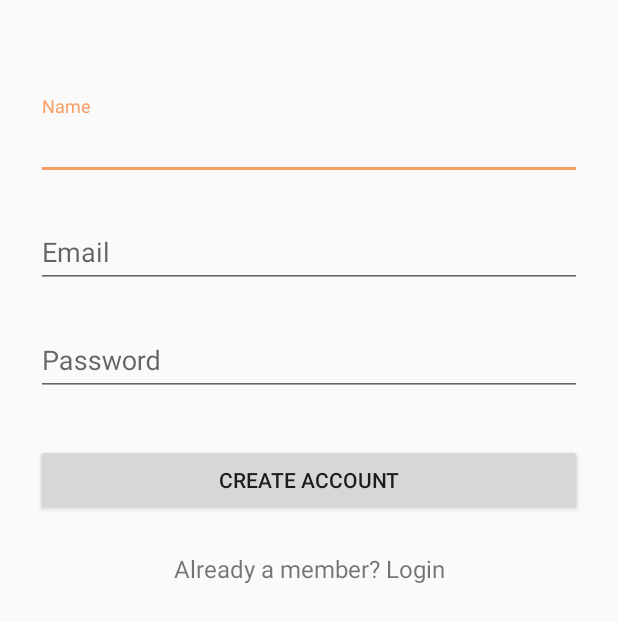
After one commit to lendale/Equipt, an Android app: the SignupActivity screen opened directly, with no data from a screen before it, on a phone screen of 412 x 824 dp. The commit adds this screen. Shown: the top 622 px of the screen. Run offline under Robolectric (Android 15) with nearby library versions, the phone set to English and light mode, and no system bars.

Commit message:
*Added SignupActivity and layout

```diff
--- a/app/src/main/AndroidManifest.xml
+++ b/app/src/main/AndroidManifest.xml
@@ -50,6 +50,7 @@
                 android:name="android.support.PARENT_ACTIVITY"
                 android:value="com.acg.equipt.MainActivity" />
         </activity>
+        <activity android:name=".SignupActivity"></activity>
     </application>
 
 </manifest>
--- a/app/src/main/java/com/acg/equipt/MainActivity.java
+++ b/app/src/main/java/com/acg/equipt/MainActivity.java
@@ -28,7 +28,7 @@
 
         final Intent mapIntent = new Intent(this, MapsActivity.class);
 
-        FloatingActionButton fab = (FloatingActionButton) findViewById(R.id.fab);
+        FloatingActionButton fab = (FloatingActionButton) findViewById(R.id.fab_map);
         fab.setOnClickListener(new View.OnClickListener() {
             @Override
             public void onClick(View view) {
--- /dev/null
+++ b/app/src/main/java/com/acg/equipt/SignupActivity.java
@@ -0,0 +1,13 @@
+package com.acg.equipt;
+
+import android.os.Bundle;
+import android.support.v7.app.AppCompatActivity;
+
+public class SignupActivity extends AppCompatActivity {
+
+    @Override
+    protected void onCreate(Bundle savedInstanceState) {
+        super.onCreate(savedInstanceState);
+        setContentView(R.layout.activity_signup);
+    }
+}
--- /dev/null
+++ b/app/src/main/res/layout/activity_signup.xml
@@ -0,0 +1,86 @@
+<?xml version="1.0" encoding="utf-8"?>
+<ScrollView xmlns:android="http://schemas.android.com/apk/res/android"
+    android:layout_width="fill_parent"
+    android:layout_height="fill_parent"
+    android:fitsSystemWindows="true">
+
+    <LinearLayout
+        android:layout_width="match_parent"
+        android:layout_height="wrap_content"
+        android:orientation="vertical"
+        android:paddingLeft="24dp"
+        android:paddingRight="24dp"
+        android:paddingTop="56dp">
+
+        <!--<ImageView android:src="@drawable/logo"-->
+        <!--android:layout_width="wrap_content"-->
+        <!--android:layout_height="72dp"-->
+        <!--android:layout_marginBottom="24dp"-->
+        <!--android:layout_gravity="center_horizontal" />-->
+
+        <!-- Name Label -->
+        <android.support.design.widget.TextInputLayout
+            android:layout_width="match_parent"
+            android:layout_height="wrap_content"
+            android:layout_marginBottom="8dp"
+            android:layout_marginTop="8dp">
+
+            <EditText
+                android:id="@+id/et_name"
+                android:layout_width="match_parent"
+                android:layout_height="wrap_content"
+                android:hint="Name"
+                android:inputType="textCapWords" />
+        </android.support.design.widget.TextInputLayout>
+
+        <!--  Email Label -->
+        <android.support.design.widget.TextInputLayout
+            android:layout_width="match_parent"
+            android:layout_height="wrap_content"
+            android:layout_marginBottom="8dp"
+            android:layout_marginTop="8dp">
+
+            <EditText
+                android:id="@+id/et_email"
+                android:layout_width="match_parent"
+                android:layout_height="wrap_content"
+                android:hint="Email"
+                android:inputType="textEmailAddress" />
+        </android.support.design.widget.TextInputLayout>
+
+        <!-- Password Label -->
+        <android.support.design.widget.TextInputLayout
+            android:layout_width="match_parent"
+            android:layout_height="wrap_content"
+            android:layout_marginBottom="8dp"
+            android:layout_marginTop="8dp">
+
+            <EditText
+                android:id="@+id/et_passwd"
+                android:layout_width="match_parent"
+                android:layout_height="wrap_content"
+                android:hint="Password"
+                android:inputType="textPassword" />
+        </android.support.design.widget.TextInputLayout>
+
+        <!-- Signup Button -->
+        <android.support.v7.widget.AppCompatButton
+            android:id="@+id/btn_signup"
+            android:layout_width="fill_parent"
+            android:layout_height="wrap_content"
+            android:layout_marginBottom="24dp"
+            android:layout_marginTop="24dp"
+            android:padding="12dp"
+            android:text="Create Account" />
+
+        <TextView
+            android:id="@+id/link_login"
+            android:layout_width="fill_parent"
+            android:layout_height="wrap_content"
+            android:layout_marginBottom="24dp"
+            android:gravity="center"
+            android:text="Already a member? Login"
+            android:textSize="16dip" />
+
+    </LinearLayout>
+</ScrollView>
--- a/app/src/main/res/values/strings.xml
+++ b/app/src/main/res/values/strings.xml
@@ -24,5 +24,4 @@
     <string name="title_home">Home</string>
 
 
-
 </resources>
```
